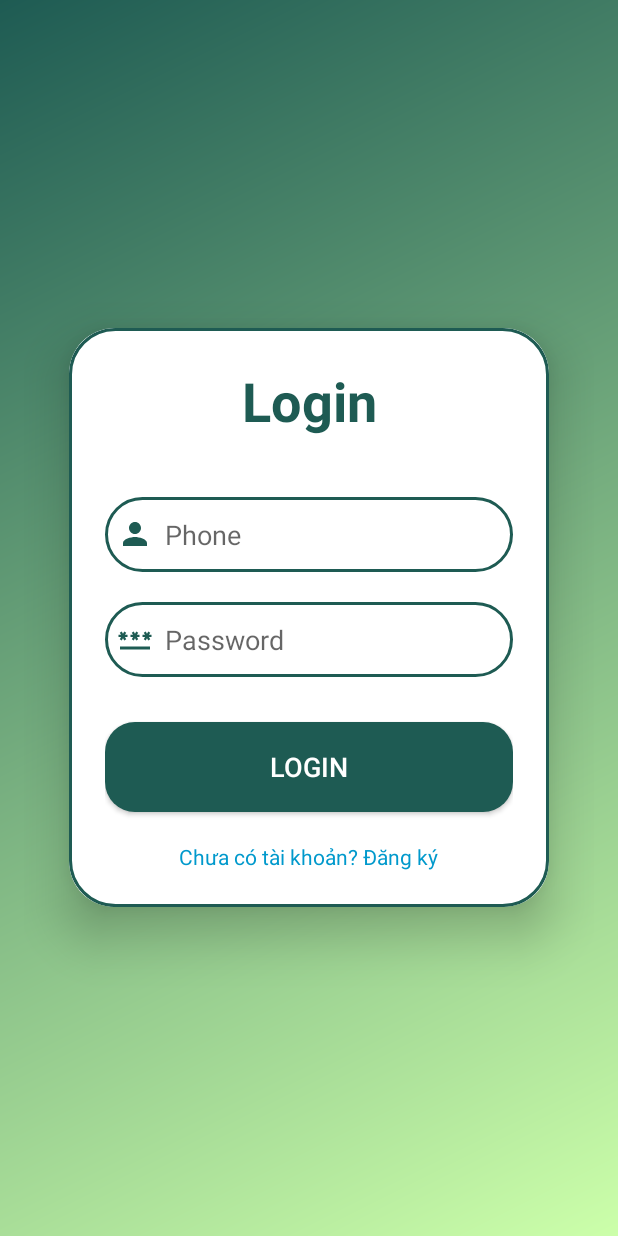
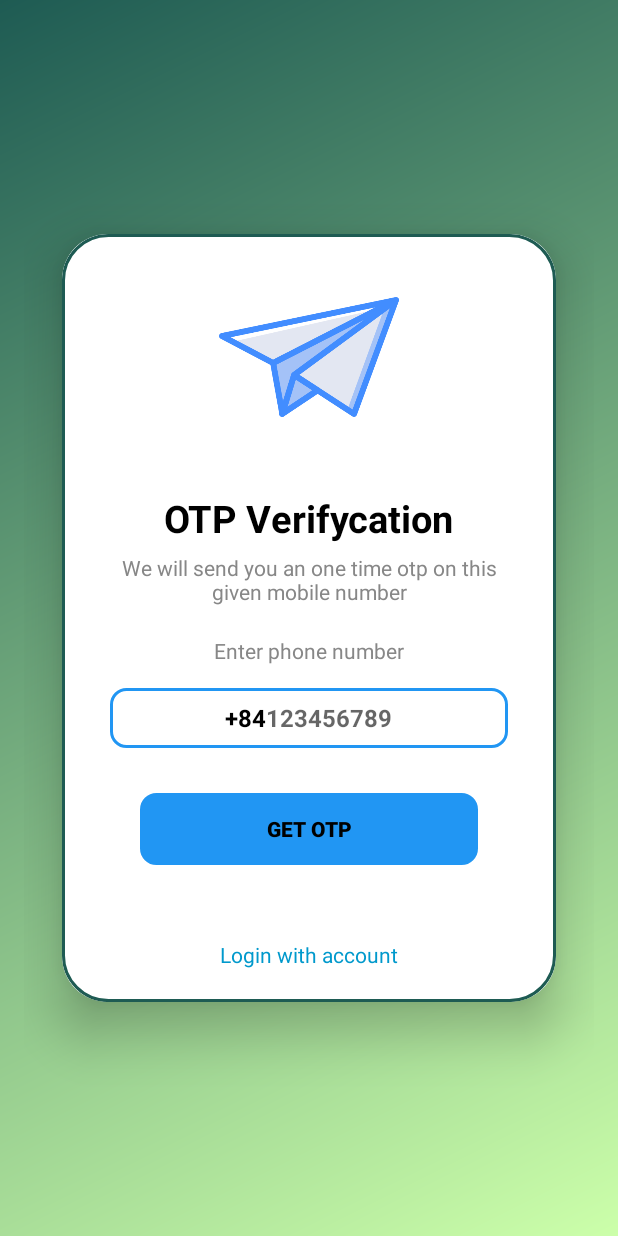
Before and after one commit to Glaydys/AppTeachnology, an Android app: the screen it shows after launch (LoginActivity before the commit, LoginOtpActivity after it), after a tap on an icon or button, on a phone screen of 412 x 824 dp. Run offline under Robolectric (Android 15) with nearby library versions, the phone set to English and light mode, and no system bars; our stand-ins replace Firebase (no records; nobody signed in at launch, a user with empty details on screens opened directly); pictures from the network do not load.

Commit message:
login with otp

```diff
--- a/app/build.gradle.kts
+++ b/app/build.gradle.kts
@@ -1,6 +1,7 @@
 plugins {
     alias(libs.plugins.android.application)
     alias(libs.plugins.jetbrains.kotlin.android)
+    id("com.google.gms.google-services")
 }
 
 
@@ -55,4 +56,8 @@ dependencies {
     implementation("com.squareup.okhttp3:logging-interceptor:4.10.0")
     implementation("com.google.code.gson:gson:2.8.5")
 
+    implementation(platform("com.google.firebase:firebase-bom:33.6.0"))
+    implementation("com.google.firebase:firebase-analytics")
+    implementation("com.google.firebase:firebase-auth")
+
 }
--- a/app/src/main/AndroidManifest.xml
+++ b/app/src/main/AndroidManifest.xml
@@ -58,6 +58,10 @@
             android:exported="true" />
         <activity android:name=".OrderHistoryActivity"/>
 
+        <activity android:name=".VerifyActivity"
+            android:exported="true" />
+        <activity android:name=".LoginOtpActivity"
+            android:exported="true" />
     </application>
 
 </manifest>
--- a/app/src/main/java/com/example/myapplication/MainActivity.kt
+++ b/app/src/main/java/com/example/myapplication/MainActivity.kt
@@ -2,10 +2,8 @@ package com.example.myapplication
 
 import android.content.Context
 import android.content.Intent
-import android.content.SharedPreferences
 import android.os.Bundle
 import android.util.Log
-import android.view.View
 import android.widget.ImageView
 import android.widget.TextView
 import androidx.appcompat.app.AppCompatActivity
@@ -86,7 +84,8 @@ class MainActivity : AppCompatActivity() {
             if (isLoggedIn) {
                 val intent = Intent(this, UserDetails::class.java)
                 startActivity(intent)
-            } else { val intent = Intent(this, LoginActivity::class.java)
+            } else {
+                val intent = Intent(this@MainActivity, LoginOtpActivity::class.java)
                 startActivity(intent)
             }
         }
--- a/app/src/main/java/com/example/myapplication/RegisterActivity.kt
+++ b/app/src/main/java/com/example/myapplication/RegisterActivity.kt
@@ -43,7 +43,7 @@ class RegisterActivity : AppCompatActivity() {
                         startActivity(intent)
                         finish() // Kết thúc hoạt động này để không quay lại được
                     } else {
-                        Toast.makeText(this@RegisterActivity, "Lỗi: ${response.message()}", Toast.LENGTH_LONG).show()
+                        Toast.makeText(this@RegisterActivity, "User đã tồn tại", Toast.LENGTH_LONG).show()
                     }
                 }
 
--- a/app/src/main/java/com/example/myapplication/Retrofit/ApiService.kt
+++ b/app/src/main/java/com/example/myapplication/Retrofit/ApiService.kt
@@ -50,4 +50,7 @@ interface ApiService {
     ): Call<List<Order>>
     @GET("/orders/{orderId}/details")
     fun getOrderDetails(@Path("orderId") orderId: String): Call<List<OrderDetail>>
+
+    @POST("user/login_with_otp/{username}")
+    fun loginWithOTP(@Path("username") username: String): Call<UserResponse>
 }
--- /dev/null
+++ b/app/src/main/res/drawable/backgroundbox.xml
@@ -0,0 +1,12 @@
+<?xml version="1.0" encoding="utf-8"?>
+<shape xmlns:android="http://schemas.android.com/apk/res/android"
+    android:shape="rectangle">
+
+    <stroke
+        android:width="2dp"
+        android:color="@color/blue"/>
+
+    <corners
+        android:radius="10dp"/>
+
+</shape>
--- /dev/null
+++ b/app/src/main/res/layout/activity_login_otp.xml
@@ -0,0 +1,140 @@
+<?xml version="1.0" encoding="utf-8"?>
+<LinearLayout xmlns:android="http://schemas.android.com/apk/res/android"
+    android:layout_width="match_parent"
+    android:layout_height="match_parent"
+    xmlns:app="http://schemas.android.com/apk/res-auto"
+    android:orientation="vertical"
+    android:gravity="center"
+    android:background="@drawable/login_background"
+    android:padding="16dp">
+
+    <androidx.cardview.widget.CardView
+        android:layout_width="match_parent"
+        android:layout_height="wrap_content"
+        android:layout_margin="25dp"
+        app:cardCornerRadius="30dp"
+        app:cardElevation="20dp">
+
+        <LinearLayout
+            android:layout_width="match_parent"
+            android:layout_height="wrap_content"
+            android:orientation="vertical"
+            android:layout_gravity="center_horizontal"
+            android:padding="22dp"
+            android:gravity="center_horizontal"
+            android:background="@drawable/custom_edittext">
+
+            <ImageView
+                android:layout_width="120dp"
+                android:layout_height="120dp"
+                android:layout_gravity="center"
+                android:src="@drawable/send"/>
+
+            <TextView
+                android:layout_width="wrap_content"
+                android:layout_height="wrap_content"
+                android:layout_marginTop="30dp"
+                android:text="OTP Verifycation"
+                android:textColor="@color/black"
+                android:textSize="25sp"
+                android:textStyle="bold"/>
+
+            <TextView
+                android:layout_width="match_parent"
+                android:layout_height="wrap_content"
+                android:layout_marginStart="10dp"
+                android:layout_marginLeft="10dp"
+                android:layout_marginTop="6dp"
+                android:layout_marginEnd="10dp"
+                android:gravity="center"
+                android:text="We will send you an one time otp on this given mobile number"
+                android:textColor="@color/gray"
+                android:textSize="14sp"/>
+
+
+            <TextView
+                android:layout_width="match_parent"
+                android:layout_height="wrap_content"
+                android:layout_marginStart="30dp"
+                android:layout_marginLeft="30dp"
+                android:layout_marginTop="20dp"
+                android:layout_marginEnd="30dp"
+                android:layout_marginBottom="15dp"
+                android:layout_marginRight="30dp"
+                android:gravity="center"
+                android:text="Enter phone number"
+                android:textColor="@color/gray"
+                android:textSize="14sp"/>
+
+            <LinearLayout
+                android:layout_width="match_parent"
+                android:layout_height="wrap_content"
+                android:layout_marginStart="10dp"
+                android:layout_marginEnd="10dp"
+                android:gravity="center"
+                android:background="@drawable/backgroundbox"
+                android:orientation="horizontal">
+
+                <TextView
+                    android:layout_width="wrap_content"
+                    android:layout_height="40dp"
+                    android:gravity="center"
+                    android:text="+84"
+                    android:textColor="@color/black"
+                    android:textSize="16sp"
+                    android:textStyle="bold"/>
+
+                <EditText
+                    android:id="@+id/input_phonenumber"
+                    android:layout_width="wrap_content"
+                    android:layout_height="40dp"
+                    android:background="@null"
+                    android:hint="123456789"
+                    android:imeOptions="actionDone"
+                    android:importantForAutofill="no"
+                    android:inputType="number"
+                    android:textColor="@color/black"
+                    android:textSize="16sp"
+                    android:textStyle="bold"/>
+
+            </LinearLayout>
+
+            <FrameLayout
+                android:layout_width="match_parent"
+                android:layout_height="wrap_content">
+
+                <Button
+                    android:id="@+id/buttonget_otp"
+                    android:layout_width="match_parent"
+                    android:layout_height="wrap_content"
+                    android:text="Get OTP"
+                    android:layout_margin="30dp"
+                    android:textColor="@color/black"
+                    android:textStyle="bold"
+                    android:background="@drawable/backgroundbox"
+                    android:backgroundTint="@color/blue"/>
+
+                <ProgressBar
+                    android:id="@+id/progressSendOTP"
+                    android:layout_width="35dp"
+                    android:layout_height="35dp"
+                    android:layout_gravity="center"
+                    android:visibility="gone"/>
+
+            </FrameLayout>
+
+            <TextView
+                android:id="@+id/buttonLogin"
+                android:layout_width="wrap_content"
+                android:layout_height="wrap_content"
+                android:layout_marginTop="20dp"
+                android:layout_gravity="center"
+                android:text="Login with account"
+                android:textColor="@android:color/holo_blue_dark"
+                android:clickable="true" />
+
+        </LinearLayout>
+
+    </androidx.cardview.widget.CardView>
+
+</LinearLayout>
--- a/app/src/main/res/values/colors.xml
+++ b/app/src/main/res/values/colors.xml
@@ -8,4 +8,6 @@
     <color name="black">#FF000000</color>
     <color name="white">#FFFFFFFF</color>
     <color name="main">#1E5B53</color>
+    <color name="gray">#878787</color>
+    <color name="blue">#2196F3</color>
 </resources>
--- a/build.gradle.kts
+++ b/build.gradle.kts
@@ -2,4 +2,5 @@
 plugins {
     alias(libs.plugins.android.application) apply false
     alias(libs.plugins.jetbrains.kotlin.android) apply false
+    id("com.google.gms.google-services") version "4.4.2" apply false
 }
```
Also changed, not shown: app/src/main/java/com/example/myapplication/LoginOtpActivity.kt (added, +77 -0 lines), app/src/main/java/com/example/myapplication/VerifyActivity.kt (added, +261 -0 lines), app/src/main/res/layout/activity_verify.xml (added, +229 -0 lines), app/src/main/res/drawable/mail.png (added), app/src/main/res/drawable/send.png (added), 1 other file.
